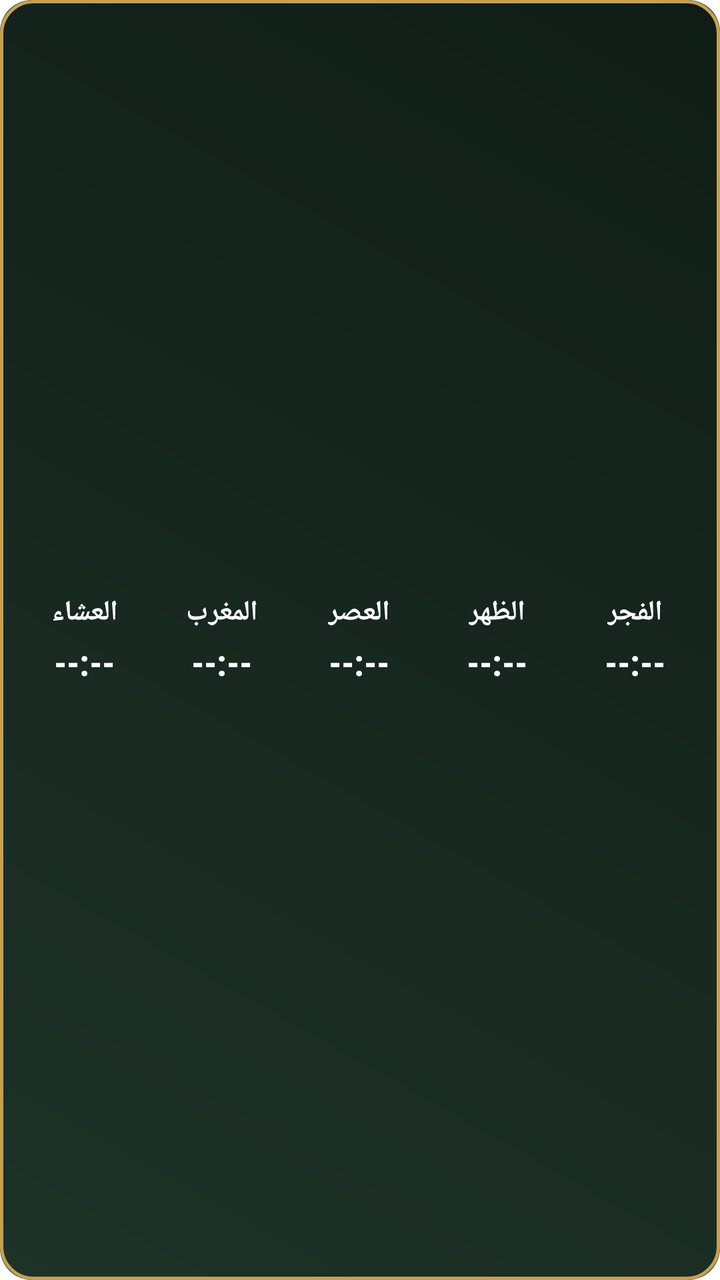
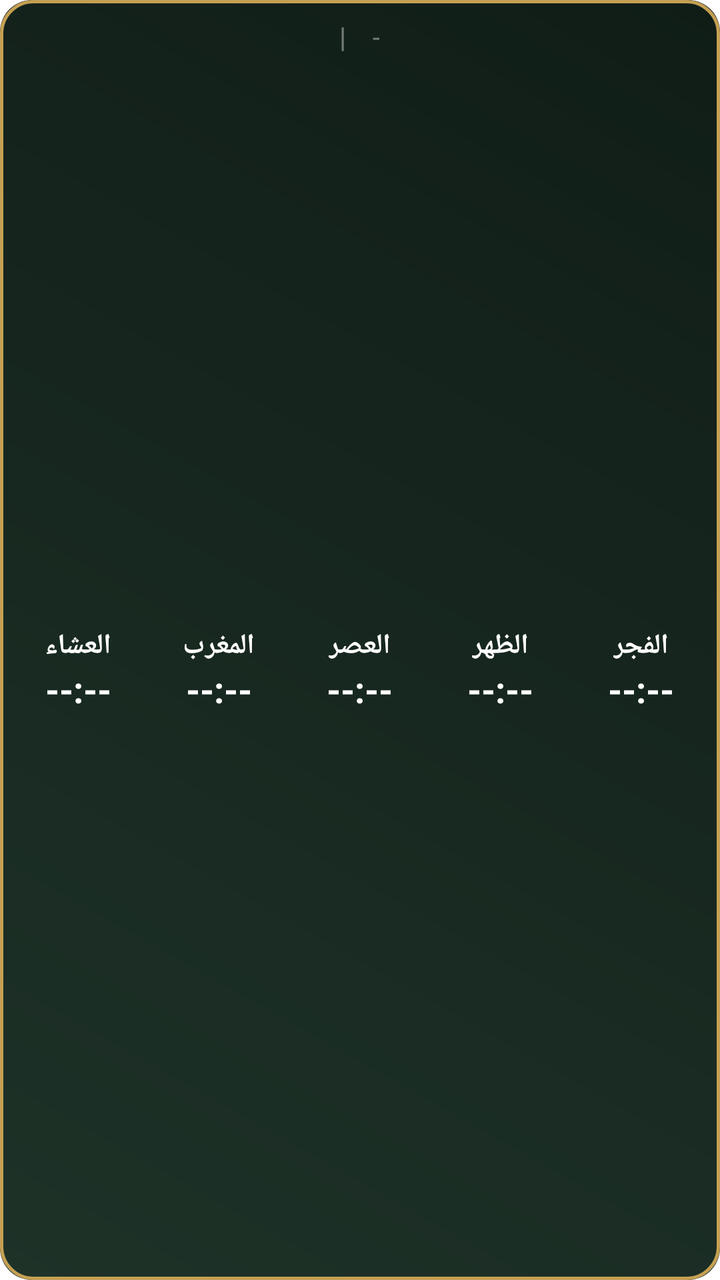

Before-and-after screenshots of an Android layout around one commit, followed by the original layout XML and the change that was made.
<!-- AndroidManifest.xml: fallback theme Theme.MaterialComponents.DayNight.NoActionBar -->
<!-- res/layout/prayer_widget.xml -->
<?xml version="1.0" encoding="utf-8"?>
<LinearLayout xmlns:android="http://schemas.android.com/apk/res/android"
    android:layout_width="match_parent"
    android:layout_height="wrap_content"
    android:background="@drawable/widget_bg"
    android:orientation="horizontal"
    android:gravity="center"
    android:paddingTop="12dp"
    android:paddingBottom="12dp"
    android:paddingStart="8dp"
    android:paddingEnd="8dp">

    <LinearLayout android:id="@+id/isha_container" android:layout_width="0dp" android:layout_height="wrap_content"
        android:layout_weight="1" android:orientation="vertical" android:gravity="center"
        android:paddingTop="6dp" android:paddingBottom="6dp">
        <TextView android:id="@+id/isha_label" android:layout_width="wrap_content"
            android:layout_height="wrap_content" android:text="العشاء"
            android:textColor="#FFFFFF" android:textSize="14sp" android:textStyle="bold" android:fontFamily="sans-serif-condensed"/>
        <TextView android:id="@+id/isha_time" android:layout_width="wrap_content"
            android:layout_height="wrap_content" android:text="--:--"
            android:textColor="#FFFFFF" android:textSize="18sp" android:textStyle="bold" android:fontFamily="sans-serif-condensed"
            android:paddingTop="3dp"/>
    </LinearLayout>

    <LinearLayout android:id="@+id/maghrib_container" android:layout_width="0dp" android:layout_height="wrap_content"
        android:layout_weight="1" android:orientation="vertical" android:gravity="center"
        android:paddingTop="6dp" android:paddingBottom="6dp">
        <TextView android:id="@+id/maghrib_label" android:layout_width="wrap_content"
            android:layout_height="wrap_content" android:text="المغرب"
            android:textColor="#FFFFFF" android:textSize="14sp" android:textStyle="bold" android:fontFamily="sans-serif-condensed"/>
        <TextView android:id="@+id/maghrib_time" android:layout_width="wrap_content"
            android:layout_height="wrap_content" android:text="--:--"
            android:textColor="#FFFFFF" android:textSize="18sp" android:textStyle="bold" android:fontFamily="sans-serif-condensed"
            android:paddingTop="3dp"/>
    </LinearLayout>

    <LinearLayout android:id="@+id/asr_container" android:layout_width="0dp" android:layout_height="wrap_content"
        android:layout_weight="1" android:orientation="vertical" android:gravity="center"
        android:paddingTop="6dp" android:paddingBottom="6dp">
        <TextView android:id="@+id/asr_label" android:layout_width="wrap_content"
            android:layout_height="wrap_content" android:text="العصر"
            android:textColor="#FFFFFF" android:textSize="14sp" android:textStyle="bold" android:fontFamily="sans-serif-condensed"/>
        <TextView android:id="@+id/asr_time" android:layout_width="wrap_content"
            android:layout_height="wrap_content" android:text="--:--"
            android:textColor="#FFFFFF" android:textSize="18sp" android:textStyle="bold" android:fontFamily="sans-serif-condensed"
            android:paddingTop="3dp"/>
    </LinearLayout>

    <LinearLayout android:id="@+id/dhuhr_container" android:layout_width="0dp" android:layout_height="wrap_content"
        android:layout_weight="1" android:orientation="vertical" android:gravity="center"
        android:paddingTop="6dp" android:paddingBottom="6dp">
        <TextView android:id="@+id/dhuhr_label" android:layout_width="wrap_content"
            android:layout_height="wrap_content" android:text="الظهر"
            android:textColor="#FFFFFF" android:textSize="14sp" android:textStyle="bold" android:fontFamily="sans-serif-condensed"/>
        <TextView android:id="@+id/dhuhr_time" android:layout_width="wrap_content"
            android:layout_height="wrap_content" android:text="--:--"
            android:textColor="#FFFFFF" android:textSize="18sp" android:textStyle="bold" android:fontFamily="sans-serif-condensed"
            android:paddingTop="3dp"/>
    </LinearLayout>

    <LinearLayout android:id="@+id/fajr_container" android:layout_width="0dp" android:layout_height="wrap_content"
        android:layout_weight="1" android:orientation="vertical" android:gravity="center"
        android:paddingTop="6dp" android:paddingBottom="6dp">
        <TextView android:id="@+id/fajr_label" android:layout_width="wrap_content"
            android:layout_height="wrap_content" android:text="الفجر"
            android:textColor="#FFFFFF" android:textSize="14sp" android:textStyle="bold" android:fontFamily="sans-serif-condensed"/>
        <TextView android:id="@+id/fajr_time" android:layout_width="wrap_content"
            android:layout_height="wrap_content" android:text="--:--"
            android:textColor="#FFFFFF" android:textSize="18sp" android:textStyle="bold" android:fontFamily="sans-serif-condensed"
            android:paddingTop="3dp"/>
    </LinearLayout>
</LinearLayout>
<!-- resources referenced by this layout -->
<resources>
  <!-- drawable widget_bg (drawable) -->
  <?xml version="1.0" encoding="utf-8"?>
  <layer-list xmlns:android="http://schemas.android.com/apk/res/android">
      <item>
          <shape android:shape="rectangle">
              <corners android:radius="16dp"/>
              <gradient
                  android:startColor="#1E3228"
                  android:endColor="#101D17"
                  android:angle="45"/>
          </shape>
      </item>
      <item>
          <shape android:shape="rectangle">
              <corners android:radius="16dp"/>
              <stroke android:width="1.5dp" android:color="#C5A053" />
              <solid android:color="#00000000"/>
          </shape>
      </item>
  </layer-list>
</resources>

<!-- the commit's change to res/layout/prayer_widget.xml (unified diff, before → after) -->
@@ -1,72 +1,100 @@
 <?xml version="1.0" encoding="utf-8"?>
 <LinearLayout xmlns:android="http://schemas.android.com/apk/res/android"
     android:layout_width="match_parent"
-    android:layout_height="wrap_content"
+    android:layout_height="match_parent"
     android:background="@drawable/widget_bg"
-    android:orientation="horizontal"
-    android:gravity="center"
-    android:paddingTop="12dp"
-    android:paddingBottom="12dp"
-    android:paddingStart="8dp"
-    android:paddingEnd="8dp">
+    android:orientation="vertical"
+    android:padding="4dp">
 
-    <LinearLayout android:id="@+id/isha_container" android:layout_width="0dp" android:layout_height="wrap_content"
-        android:layout_weight="1" android:orientation="vertical" android:gravity="center"
-        android:paddingTop="6dp" android:paddingBottom="6dp">
-        <TextView android:id="@+id/isha_label" android:layout_width="wrap_content"
-            android:layout_height="wrap_content" android:text="العشاء"
-            android:textColor="#FFFFFF" android:textSize="14sp" android:textStyle="bold" android:fontFamily="sans-serif-condensed"/>
-        <TextView android:id="@+id/isha_time" android:layout_width="wrap_content"
-            android:layout_height="wrap_content" android:text="--:--"
-            android:textColor="#FFFFFF" android:textSize="18sp" android:textStyle="bold" android:fontFamily="sans-serif-condensed"
-            android:paddingTop="3dp"/>
+    
+    <LinearLayout
+        android:layout_width="match_parent"
+        android:layout_height="wrap_content"
+        android:orientation="horizontal"
+        android:gravity="center"
+        android:paddingTop="4dp"
+        android:paddingBottom="6dp">
+
+        <TextView android:id="@+id/day_of_week"
+            android:layout_width="wrap_content"
+            android:layout_height="wrap_content"
+            android:textColor="#C5A053"
+            android:textSize="15sp"
+            android:textStyle="bold"
+            android:maxLines="1"
+            android:ellipsize="end"/>
+
+        <TextView
+            android:layout_width="wrap_content"
+            android:layout_height="wrap_content"
+            android:text="  |  "
+            android:textColor="#66FFFFFF"
+            android:textSize="14sp"/>
+
+        <TextView android:id="@+id/hijri_date"
+            android:layout_width="wrap_content"
+            android:layout_height="wrap_content"
+            android:textColor="#FFFFFF"
+            android:textSize="14sp"
+            android:textStyle="bold"
+            android:maxLines="1"/>
+
+        <TextView
+            android:layout_width="wrap_content"
+            android:layout_height="wrap_content"
+            android:text="  -  "
+            android:textColor="#66FFFFFF"
+            android:textSize="13sp"/>
+
+        <TextView android:id="@+id/gregorian_date"
+            android:layout_width="wrap_content"
+            android:layout_height="wrap_content"
+            android:textColor="#CCCCCC"
+            android:textSize="13sp"
+            android:maxLines="1"/>
     </LinearLayout>
 
-    <LinearLayout android:id="@+id/maghrib_container" android:layout_width="0dp" android:layout_height="wrap_content"
-        android:layout_weight="1" android:orientation="vertical" android:gravity="center"
-        android:paddingTop="6dp" android:paddingBottom="6dp">
-        <TextView android:id="@+id/maghrib_label" android:layout_width="wrap_content"
-            android:layout_height="wrap_content" android:text="المغرب"
-            android:textColor="#FFFFFF" android:textSize="14sp" android:textStyle="bold" android:fontFamily="sans-serif-condensed"/>
-        <TextView android:id="@+id/maghrib_time" android:layout_width="wrap_content"
-            android:layout_height="wrap_content" android:text="--:--"
-            android:textColor="#FFFFFF" android:textSize="18sp" android:textStyle="bold" android:fontFamily="sans-serif-condensed"
-            android:paddingTop="3dp"/>
-    </LinearLayout>
+    
+    <LinearLayout
+        android:layout_width="match_parent"
+        android:layout_height="wrap_content"
+        android:orientation="horizontal"
+        android:gravity="center"
+        android:layout_weight="1">
 
-    <LinearLayout android:id="@+id/asr_container" android:layout_width="0dp" android:layout_height="wrap_content"
-        android:layout_weight="1" android:orientation="vertical" android:gravity="center"
-        android:paddingTop="6dp" android:paddingBottom="6dp">
-        <TextView android:id="@+id/asr_label" android:layout_width="wrap_content"
-            android:layout_height="wrap_content" android:text="العصر"
-            android:textColor="#FFFFFF" android:textSize="14sp" android:textStyle="bold" android:fontFamily="sans-serif-condensed"/>
-        <TextView android:id="@+id/asr_time" android:layout_width="wrap_content"
-            android:layout_height="wrap_content" android:text="--:--"
-            android:textColor="#FFFFFF" android:textSize="18sp" android:textStyle="bold" android:fontFamily="sans-serif-condensed"
-            android:paddingTop="3dp"/>
-    </LinearLayout>
+        <LinearLayout android:id="@+id/isha_container"
+            android:layout_width="0dp" android:layout_height="wrap_content" android:layout_weight="1"
+            android:orientation="vertical" android:gravity="center">
+            <TextView android:id="@+id/isha_label" android:layout_width="wrap_content" android:layout_height="wrap_content" android:text="العشاء" android:textColor="#FFFFFF" android:textSize="14sp" android:textStyle="bold" android:maxLines="1" android:ellipsize="end"/>
+            <TextView android:id="@+id/isha_time" android:layout_width="wrap_content" android:layout_height="wrap_content" android:text="--:--" android:textColor="#FFFFFF" android:textSize="18sp" android:textStyle="bold" android:maxLines="1"/>
+        </LinearLayout>
 
-    <LinearLayout android:id="@+id/dhuhr_container" android:layout_width="0dp" android:layout_height="wrap_content"
-        android:layout_weight="1" android:orientation="vertical" android:gravity="center"
-        android:paddingTop="6dp" android:paddingBottom="6dp">
-        <TextView android:id="@+id/dhuhr_label" android:layout_width="wrap_content"
-            android:layout_height="wrap_content" android:text="الظهر"
-            android:textColor="#FFFFFF" android:textSize="14sp" android:textStyle="bold" android:fontFamily="sans-serif-condensed"/>
-        <TextView android:id="@+id/dhuhr_time" android:layout_width="wrap_content"
-            android:layout_height="wrap_content" android:text="--:--"
-            android:textColor="#FFFFFF" android:textSize="18sp" android:textStyle="bold" android:fontFamily="sans-serif-condensed"
-            android:paddingTop="3dp"/>
-    </LinearLayout>
+        <LinearLayout android:id="@+id/maghrib_container"
+            android:layout_width="0dp" android:layout_height="wrap_content" android:layout_weight="1"
+            android:orientation="vertical" android:gravity="center">
+            <TextView android:id="@+id/maghrib_label" android:layout_width="wrap_content" android:layout_height="wrap_content" android:text="المغرب" android:textColor="#FFFFFF" android:textSize="14sp" android:textStyle="bold" android:maxLines="1" android:ellipsize="end"/>
+            <TextView android:id="@+id/maghrib_time" android:layout_width="wrap_content" android:layout_height="wrap_content" android:text="--:--" android:textColor="#FFFFFF" android:textSize="18sp" android:textStyle="bold" android:maxLines="1"/>
+        </LinearLayout>
 
-    <LinearLayout android:id="@+id/fajr_container" android:layout_width="0dp" android:layout_height="wrap_content"
-        android:layout_weight="1" android:orientation="vertical" android:gravity="center"
-        android:paddingTop="6dp" android:paddingBottom="6dp">
-        <TextView android:id="@+id/fajr_label" android:layout_width="wrap_content"
-            android:layout_height="wrap_content" android:text="الفجر"
-            android:textColor="#FFFFFF" android:textSize="14sp" android:textStyle="bold" android:fontFamily="sans-serif-condensed"/>
-        <TextView android:id="@+id/fajr_time" android:layout_width="wrap_content"
-            android:layout_height="wrap_content" android:text="--:--"
-            android:textColor="#FFFFFF" android:textSize="18sp" android:textStyle="bold" android:fontFamily="sans-serif-condensed"
-            android:paddingTop="3dp"/>
+        <LinearLayout android:id="@+id/asr_container"
+            android:layout_width="0dp" android:layout_height="wrap_content" android:layout_weight="1"
+            android:orientation="vertical" android:gravity="center">
+            <TextView android:id="@+id/asr_label" android:layout_width="wrap_content" android:layout_height="wrap_content" android:text="العصر" android:textColor="#FFFFFF" android:textSize="14sp" android:textStyle="bold" android:maxLines="1" android:ellipsize="end"/>
+            <TextView android:id="@+id/asr_time" android:layout_width="wrap_content" android:layout_height="wrap_content" android:text="--:--" android:textColor="#FFFFFF" android:textSize="18sp" android:textStyle="bold" android:maxLines="1"/>
+        </LinearLayout>
+
+        <LinearLayout android:id="@+id/dhuhr_container"
+            android:layout_width="0dp" android:layout_height="wrap_content" android:layout_weight="1"
+            android:orientation="vertical" android:gravity="center">
+            <TextView android:id="@+id/dhuhr_label" android:layout_width="wrap_content" android:layout_height="wrap_content" android:text="الظهر" android:textColor="#FFFFFF" android:textSize="14sp" android:textStyle="bold" android:maxLines="1" android:ellipsize="end"/>
+            <TextView android:id="@+id/dhuhr_time" android:layout_width="wrap_content" android:layout_height="wrap_content" android:text="--:--" android:textColor="#FFFFFF" android:textSize="18sp" android:textStyle="bold" android:maxLines="1"/>
+        </LinearLayout>
+
+        <LinearLayout android:id="@+id/fajr_container"
+            android:layout_width="0dp" android:layout_height="wrap_content" android:layout_weight="1"
+            android:orientation="vertical" android:gravity="center">
+            <TextView android:id="@+id/fajr_label" android:layout_width="wrap_content" android:layout_height="wrap_content" android:text="الفجر" android:textColor="#FFFFFF" android:textSize="14sp" android:textStyle="bold" android:maxLines="1" android:ellipsize="end"/>
+            <TextView android:id="@+id/fajr_time" android:layout_width="wrap_content" android:layout_height="wrap_content" android:text="--:--" android:textColor="#FFFFFF" android:textSize="18sp" android:textStyle="bold" android:maxLines="1"/>
+        </LinearLayout>
     </LinearLayout>
 </LinearLayout>
